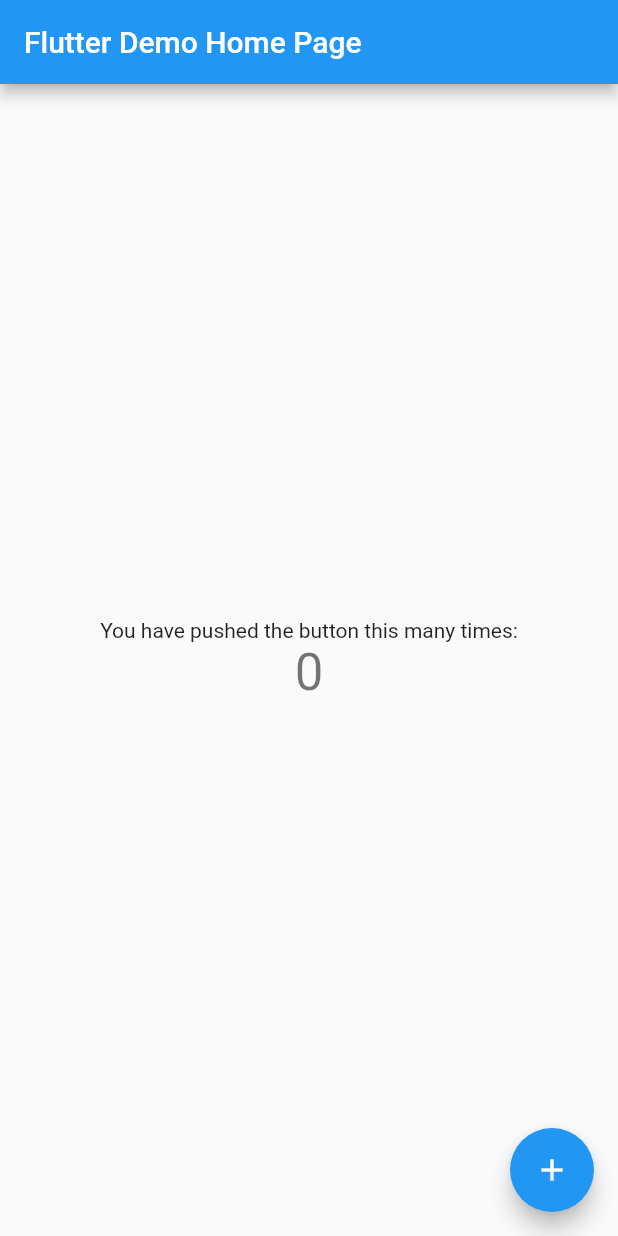
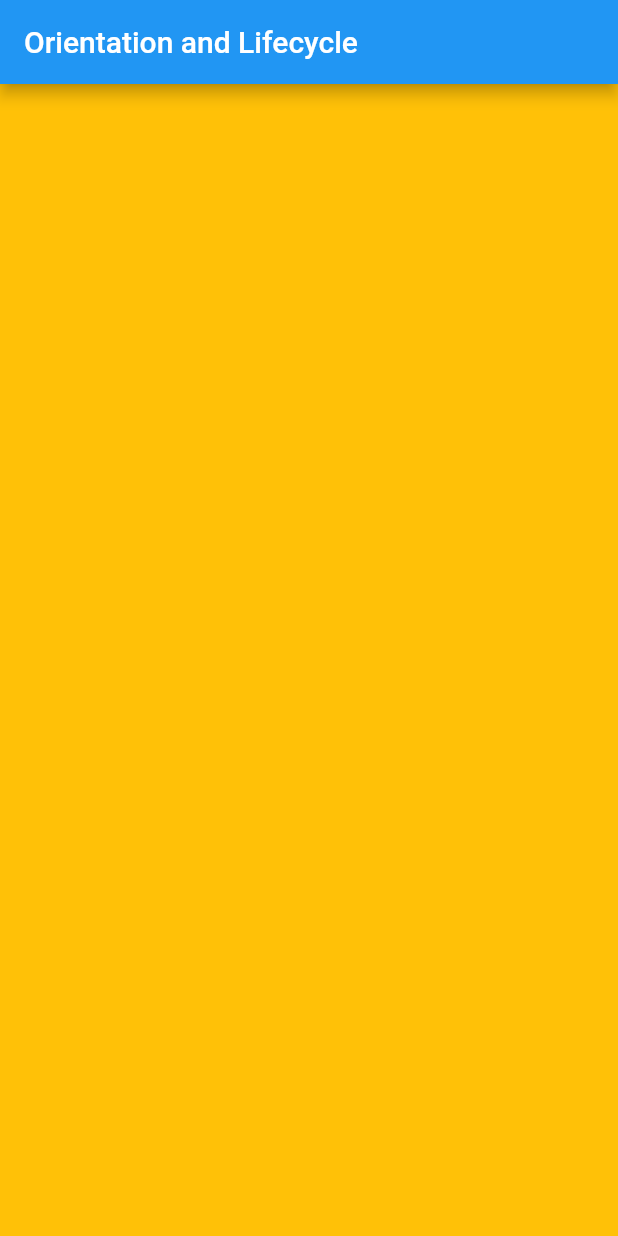
Before and after one commit to soni-aditya/flutter-lifecycle-hooks, a Flutter app: the screen it shows after launch, on a phone screen of 412 x 824 dp. Run offline on Flutter 3.47's test engine with Material 2 defaults, Android fonts, the phone set to English and light mode, and no system bars.

Commit message:
feature: changing components according to device orientation.

```diff
--- /dev/null
+++ b/lib/home.dart
@@ -0,0 +1,27 @@
+import 'package:flutter/material.dart';
+
+class Home extends StatefulWidget {
+  @override
+  _HomeState createState() => _HomeState();
+}
+
+class _HomeState extends State<Home> {
+  @override
+  Widget build(BuildContext context) {
+    return Scaffold(
+      appBar: AppBar(
+        title: Text('Orientation and Lifecycle'),
+      ),
+      body: OrientationBuilder(
+          builder: (BuildContext context, Orientation orientation) {
+        return Center(
+          child: Container(
+            color: (orientation == Orientation.portrait)
+                ? Colors.amber
+                : Colors.purple,
+          ),
+        );
+      }),
+    );
+  }
+}
--- a/lib/main.dart
+++ b/lib/main.dart
@@ -1,109 +1,22 @@
 import 'package:flutter/material.dart';
+import 'package:flutter_lifecycle_hooks/home.dart';
 
-void main() => runApp(new MyApp());
+void main() {
+  //Setting up the kind of screen orientations that our device supports
+//  SystemChrome.setPreferredOrientations(
+//      [DeviceOrientation.portraitUp, DeviceOrientation.landscapeLeft]);
+  runApp(new MyApp());
+}
 
 class MyApp extends StatelessWidget {
-  // This widget is the root of your application.
   @override
   Widget build(BuildContext context) {
     return new MaterialApp(
       title: 'Flutter Demo',
       theme: new ThemeData(
-        // This is the theme of your application.
-        //
-        // Try running your application with "flutter run". You'll see the
-        // application has a blue toolbar. Then, without quitting the app, try
-        // changing the primarySwatch below to Colors.green and then invoke
-        // "hot reload" (press "r" in the console where you ran "flutter run",
-        // or press Run > Flutter Hot Reload in IntelliJ). Notice that the
-        // counter didn't reset back to zero; the application is not restarted.
         primarySwatch: Colors.blue,
       ),
-      home: new MyHomePage(title: 'Flutter Demo Home Page'),
+      home: Home(),
     );
   }
 }
-
-class MyHomePage extends StatefulWidget {
-  MyHomePage({Key key, this.title}) : super(key: key);
-
-  // This widget is the home page of your application. It is stateful, meaning
-  // that it has a State object (defined below) that contains fields that affect
-  // how it looks.
-
-  // This class is the configuration for the state. It holds the values (in this
-  // case the title) provided by the parent (in this case the App widget) and
-  // used by the build method of the State. Fields in a Widget subclass are
-  // always marked "final".
-
-  final String title;
-
-  @override
-  _MyHomePageState createState() => new _MyHomePageState();
-}
-
-class _MyHomePageState extends State<MyHomePage> {
-  int _counter = 0;
-
-  void _incrementCounter() {
-    setState(() {
-      // This call to setState tells the Flutter framework that something has
-      // changed in this State, which causes it to rerun the build method below
-      // so that the display can reflect the updated values. If we changed
-      // _counter without calling setState(), then the build method would not be
-      // called again, and so nothing would appear to happen.
-      _counter++;
-    });
-  }
-
-  @override
-  Widget build(BuildContext context) {
-    // This method is rerun every time setState is called, for instance as done
-    // by the _incrementCounter method above.
-    //
-    // The Flutter framework has been optimized to make rerunning build methods
-    // fast, so that you can just rebuild anything that needs updating rather
-    // than having to individually change instances of widgets.
-    return new Scaffold(
-      appBar: new AppBar(
-        // Here we take the value from the MyHomePage object that was created by
-        // the App.build method, and use it to set our appbar title.
-        title: new Text(widget.title),
-      ),
-      body: new Center(
-        // Center is a layout widget. It takes a single child and positions it
-        // in the middle of the parent.
-        child: new Column(
-          // Column is also layout widget. It takes a list of children and
-          // arranges them vertically. By default, it sizes itself to fit its
-          // children horizontally, and tries to be as tall as its parent.
-          //
-          // Invoke "debug paint" (press "p" in the console where you ran
-          // "flutter run", or select "Toggle Debug Paint" from the Flutter tool
-          // window in IntelliJ) to see the wireframe for each widget.
-          //
-          // Column has various properties to control how it sizes itself and
-          // how it positions its children. Here we use mainAxisAlignment to
-          // center the children vertically; the main axis here is the vertical
-          // axis because Columns are vertical (the cross axis would be
-          // horizontal).
-          mainAxisAlignment: MainAxisAlignment.center,
-          children: <Widget>[
-            new Text(
-              'You have pushed the button this many times:',
-            ),
-            new Text(
-              '$_counter',
-              style: Theme.of(context).textTheme.display1,
-            ),
-          ],
-        ),
-      ),
-      floatingActionButton: new FloatingActionButton(
-        onPressed: _incrementCounter,
-        tooltip: 'Increment',
-        child: new Icon(Icons.add),
-      ), // This trailing comma makes auto-formatting nicer for build methods.
-    );
-  }
-}
```
Also changed, not shown: 1 other file.
